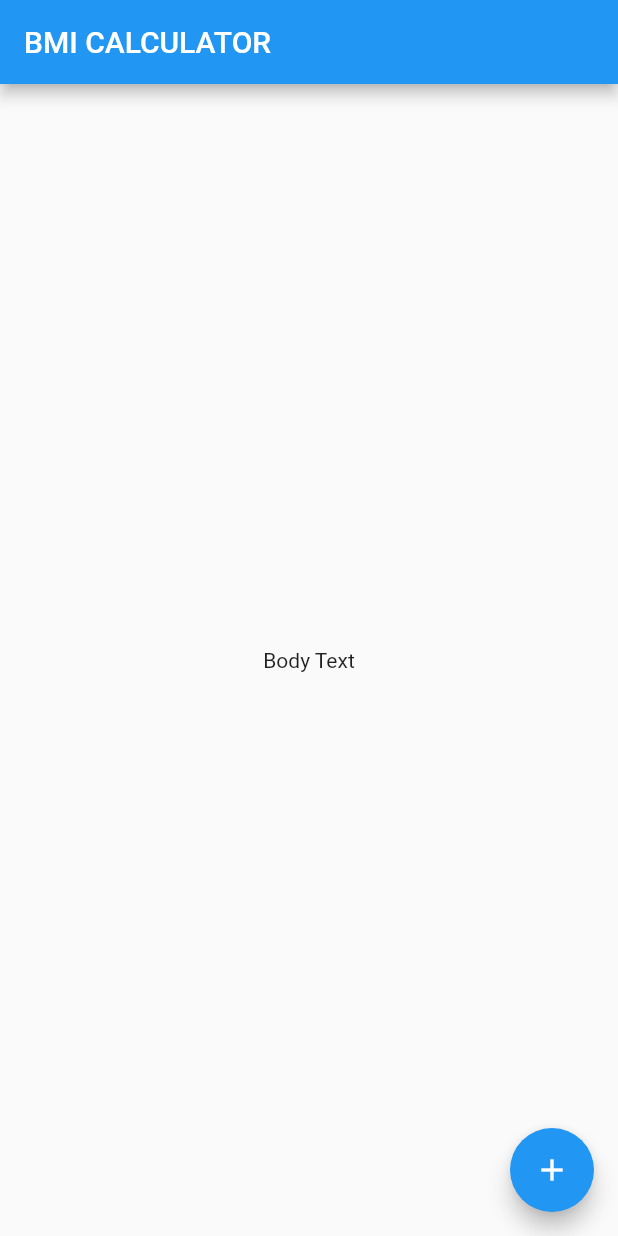
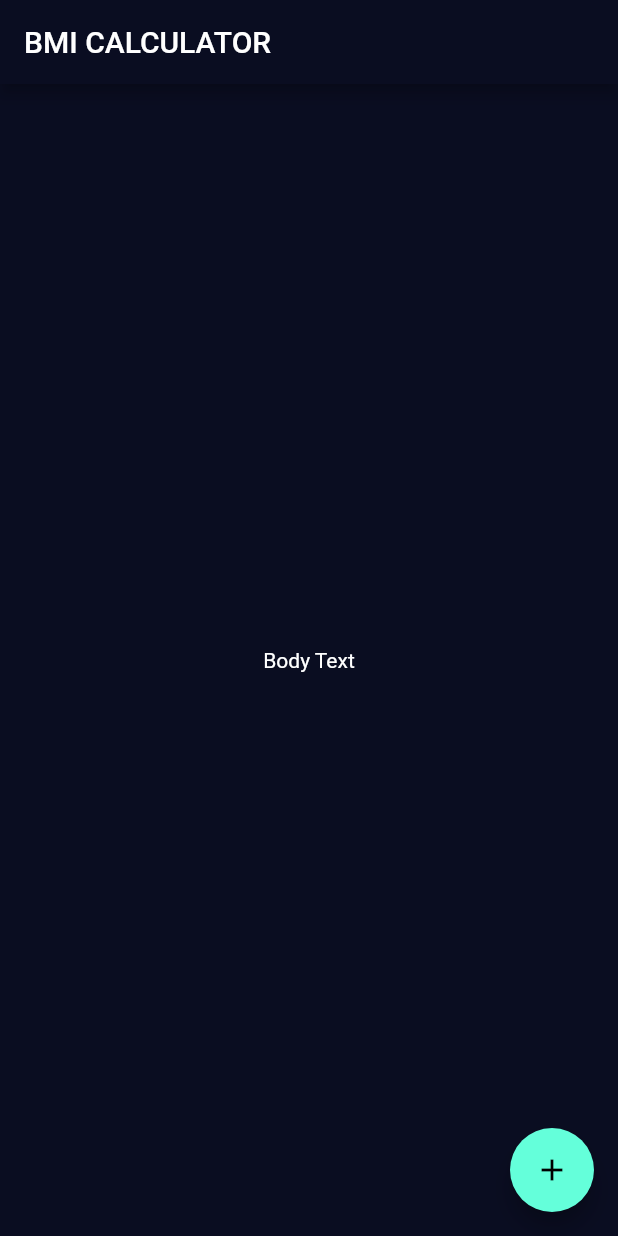
Before and after one commit to shyss18/flutter, a Flutter app: the screen it shows after launch, on a phone screen of 412 x 824 dp. Run offline on Flutter 3.47's test engine with Material 2 defaults, Android fonts, the phone set to English and light mode, and no system bars; our stand-ins replace audioplayers, rflutter_alert.

Commit message:
added application theme

```diff
--- /dev/null
+++ b/bmi_calculator/lib/input_page.dart
@@ -0,0 +1,23 @@
+import 'package:flutter/material.dart';
+
+class InputPage extends StatefulWidget {
+  @override
+  _InputPageState createState() => _InputPageState();
+}
+
+class _InputPageState extends State<InputPage> {
+  @override
+  Widget build(BuildContext context) {
+    return Scaffold(
+      appBar: AppBar(
+        title: Text('BMI CALCULATOR'),
+      ),
+      body: Center(
+        child: Text('Body Text'),
+      ),
+      floatingActionButton: FloatingActionButton(
+        child: Icon(Icons.add),
+      ),
+    );
+  }
+}
--- a/bmi_calculator/lib/main.dart
+++ b/bmi_calculator/lib/main.dart
@@ -1,4 +1,6 @@
 import 'package:flutter/material.dart';
+
+import 'input_page.dart';
 
 void main() => runApp(BMICalculator());
 
@@ -6,29 +8,11 @@ class BMICalculator extends StatelessWidget {
   @override
   Widget build(BuildContext context) {
     return MaterialApp(
+      theme: ThemeData.dark().copyWith(
+        primaryColor: Color(0xFF0A0D21),
+        scaffoldBackgroundColor: Color(0xFF0A0D21),
+      ),
       home: InputPage(),
     );
   }
 }
-
-class InputPage extends StatefulWidget {
-  @override
-  _InputPageState createState() => _InputPageState();
-}
-
-class _InputPageState extends State<InputPage> {
-  @override
-  Widget build(BuildContext context) {
-    return Scaffold(
-      appBar: AppBar(
-        title: Text('BMI CALCULATOR'),
-      ),
-      body: Center(
-        child: Text('Body Text'),
-      ),
-      floatingActionButton: FloatingActionButton(
-        child: Icon(Icons.add),
-      ),
-    );
-  }
-}
```
Also changed, not shown: 2 other files.
